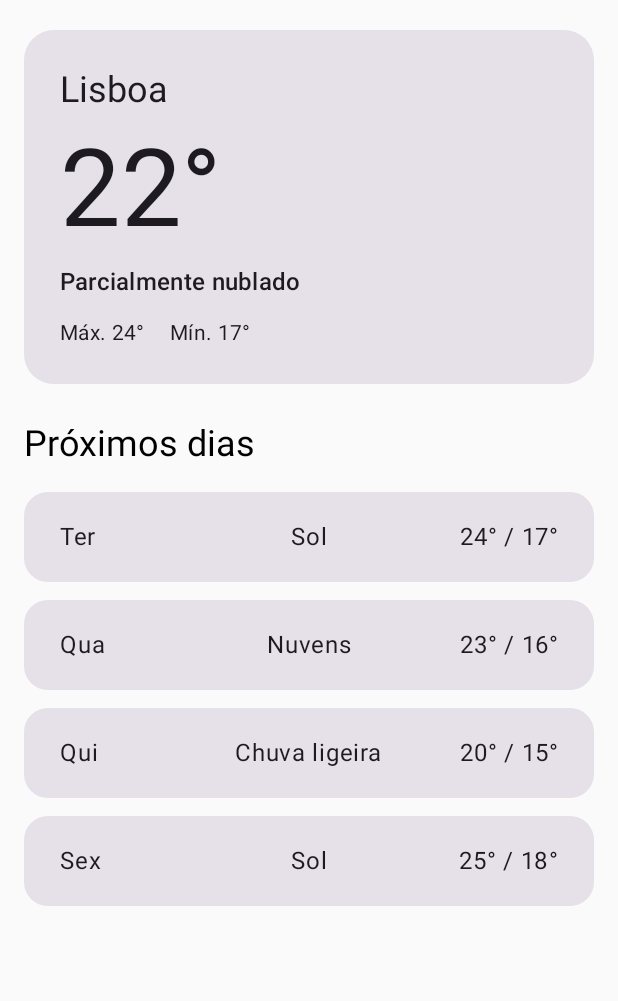
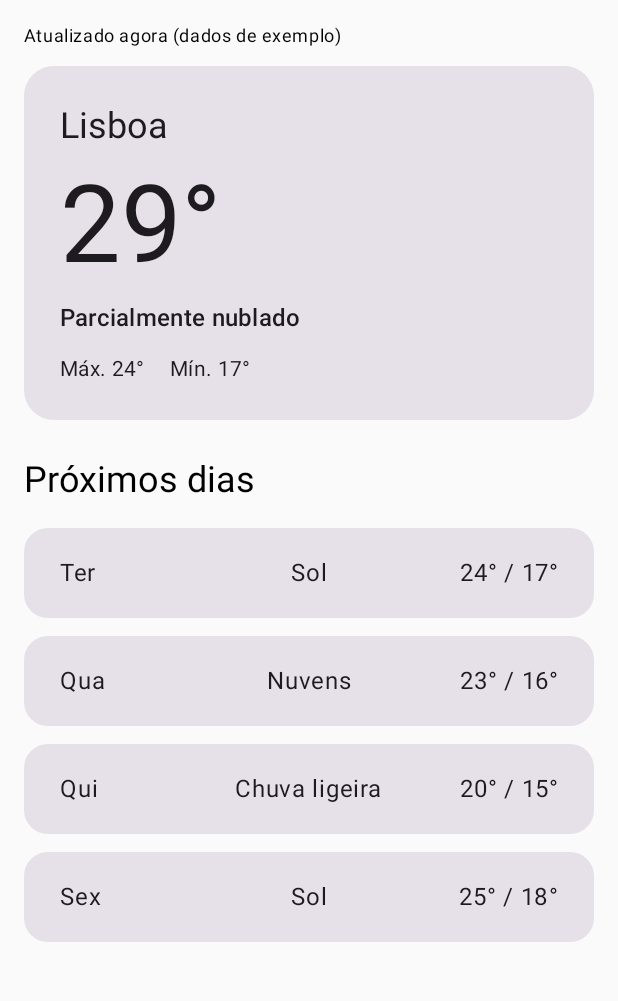
Before and after one commit to RicardoGod/weather-forecast, an Android app built with Jetpack Compose: the screen it shows after launch (MainActivity), on a phone screen of 412 x 824 dp, the part 96-1097 px from its top. Run offline under Robolectric (Android 15) with nearby library versions, the phone set to English and light mode, and no system bars.

Commit message:
Ajusta projeto Weather Mate para a Missão 01
Co-Authored-By: Claude Haiku 5.5 <noreply@anthropic.com>

Claude-Session: https://claude.ai/code/session_01EMMJNc3u1ifw3wqPpgcLuF

```diff
--- a/candidate/starter/app/src/main/AndroidManifest.xml
+++ b/candidate/starter/app/src/main/AndroidManifest.xml
@@ -1,7 +1,7 @@
 <manifest xmlns:android="http://schemas.android.com/apk/res/android">
     <application
         android:allowBackup="false"
-        android:label="Weather Mate (Starter)"
+        android:label="Weather Mate"
         android:supportsRtl="true"
         android:theme="@android:style/Theme.Material.Light.NoActionBar">
         <activity
--- a/candidate/starter/app/src/main/java/com/androidquest/weathermate/MainActivity.kt
+++ b/candidate/starter/app/src/main/java/com/androidquest/weathermate/MainActivity.kt
@@ -3,7 +3,7 @@ package com.androidquest.weathermate
 import android.os.Bundle
 import androidx.activity.ComponentActivity
 import androidx.activity.compose.setContent
-import com.androidquest.weathermate.screen.WeatherScreen
+import com.androidquest.weathermate.data.viewModel.WeatherRoute
 import com.androidquest.weathermate.ui.theme.WeatherMateTheme
 
 class MainActivity : ComponentActivity() {
@@ -11,7 +11,7 @@ class MainActivity : ComponentActivity() {
         super.onCreate(savedInstanceState)
         setContent {
             WeatherMateTheme {
-                WeatherScreen()
+                WeatherRoute()
             }
         }
     }
--- a/candidate/starter/app/src/main/java/com/androidquest/weathermate/components/CurrentWeatherCard.kt
+++ b/candidate/starter/app/src/main/java/com/androidquest/weathermate/components/CurrentWeatherCard.kt
@@ -15,9 +15,9 @@ import androidx.compose.material3.Text
 import androidx.compose.runtime.Composable
 import androidx.compose.ui.Modifier
 import androidx.compose.ui.unit.dp
+import androidx.compose.ui.unit.sp
 import com.androidquest.weathermate.model.CurrentWeather
 import com.androidquest.weathermate.screen.CardColor
-
 
 @Composable
 fun CurrentWeatherCard(weather: CurrentWeather) {
@@ -33,12 +33,7 @@ fun CurrentWeatherCard(weather: CurrentWeather) {
             )
             Text(
                 text = "${weather.temperature}°",
-                style = MaterialTheme.typography.displayLarge.copy(
-                    fontSize = androidx.compose.ui.unit.TextUnit(
-                        72f,
-                        androidx.compose.ui.unit.TextUnitType.Sp
-                    )
-                ),
+                style = MaterialTheme.typography.displayLarge.copy(fontSize = 72.sp),
                 modifier = Modifier.padding(vertical = 8.dp)
             )
             Text(
--- a/candidate/starter/app/src/main/java/com/androidquest/weathermate/data/mock/MockWeatherData.kt
+++ b/candidate/starter/app/src/main/java/com/androidquest/weathermate/data/mock/MockWeatherData.kt
@@ -1,13 +1,19 @@
 package com.androidquest.weathermate.data.mock
 
+import com.androidquest.weathermate.data.viewModel.WeatherRepository
+import com.androidquest.weathermate.model.CurrentWeather
 import com.androidquest.weathermate.model.DailyForecast
 import com.androidquest.weathermate.model.WeatherUiModel
 
-object MockWeatherData {
+/**
+ * Dados locais fictícios para a Missão 01 (sem API).
+ * Os composables não conhecem estes dados: recebem-nos pelo ViewModel.
+ */
+object MockWeatherData : WeatherRepository {
 
     val lisbon = WeatherUiModel(
         city = "Lisboa",
-        temperature = 22,
+        temperature = 29,
         condition = "Parcialmente nublado",
         high = 24,
         low = 17,
@@ -33,8 +39,25 @@ object MockWeatherData {
         )
     )
 
-    val cities = listOf(
-        lisbon,
-        porto
+    val cities = listOf(lisbon, porto)
+
+    val lisbonCurrent: CurrentWeather = lisbon.toCurrentWeather()
+
+    override suspend fun getCurrentWeather(city: String): CurrentWeather =
+        findCity(city).toCurrentWeather()
+
+    override suspend fun getForecast(city: String): List<DailyForecast> =
+        findCity(city).forecast
+
+    private fun findCity(city: String): WeatherUiModel =
+        cities.firstOrNull { it.city.equals(city, ignoreCase = true) }
+            ?: throw IllegalArgumentException("Cidade não encontrada: $city")
+
+    private fun WeatherUiModel.toCurrentWeather() = CurrentWeather(
+        city = city,
+        temperature = temperature,
+        description = condition,
+        max = high,
+        min = low
     )
 }
--- a/candidate/starter/app/src/main/java/com/androidquest/weathermate/data/viewModel/WeatherRoute.kt
+++ b/candidate/starter/app/src/main/java/com/androidquest/weathermate/data/viewModel/WeatherRoute.kt
@@ -1,9 +1,10 @@
-package com.example.weathermate
+package com.androidquest.weathermate.data.viewModel
 
 import androidx.compose.foundation.layout.Arrangement
 import androidx.compose.foundation.layout.Box
 import androidx.compose.foundation.layout.Column
 import androidx.compose.foundation.layout.fillMaxSize
+import androidx.compose.foundation.layout.padding
 import androidx.compose.material3.Button
 import androidx.compose.material3.CircularProgressIndicator
 import androidx.compose.material3.MaterialTheme
@@ -14,14 +15,11 @@ import androidx.compose.runtime.getValue
 import androidx.compose.ui.Alignment
 import androidx.compose.ui.Modifier
 import androidx.compose.ui.unit.dp
-import androidx.compose.foundation.layout.padding
 import androidx.lifecycle.viewmodel.compose.viewModel
 import com.androidquest.weathermate.screen.WeatherScreen
-import com.androidquest.weathermate.ui.WeatherScreen
 
 /**
  * Liga o ViewModel ao ecrã e trata dos 3 estados: carregando, erro e sucesso.
- * É isto que deves chamar no setContent da MainActivity.
  */
 @Composable
 fun WeatherRoute(viewModel: WeatherViewModel = viewModel()) {
--- a/candidate/starter/app/src/main/java/com/androidquest/weathermate/data/viewModel/WeatherViewModel.kt
+++ b/candidate/starter/app/src/main/java/com/androidquest/weathermate/data/viewModel/WeatherViewModel.kt
@@ -1,7 +1,8 @@
-package com.example.weathermate
+package com.androidquest.weathermate.data.viewModel
 
 import androidx.lifecycle.ViewModel
 import androidx.lifecycle.viewModelScope
+import com.androidquest.weathermate.data.mock.MockWeatherData
 import com.androidquest.weathermate.model.CurrentWeather
 import com.androidquest.weathermate.model.DailyForecast
 import kotlinx.coroutines.async
@@ -20,7 +21,7 @@ sealed interface WeatherUiState {
 }
 
 class WeatherViewModel(
-    private val repository: WeatherRepository = MockWeatherRepository()
+    private val repository: WeatherRepository = MockWeatherData
 ) : ViewModel() {
 
     private val _uiState = MutableStateFlow<WeatherUiState>(WeatherUiState.Loading)
--- a/candidate/starter/app/src/main/java/com/androidquest/weathermate/screen/WeatherScreen.kt
+++ b/candidate/starter/app/src/main/java/com/androidquest/weathermate/screen/WeatherScreen.kt
@@ -1,7 +1,7 @@
 package com.androidquest.weathermate.screen
 
-
 import androidx.compose.foundation.layout.Arrangement
+import androidx.compose.foundation.layout.PaddingValues
 import androidx.compose.foundation.layout.fillMaxSize
 import androidx.compose.foundation.layout.padding
 import androidx.compose.foundation.lazy.LazyColumn
@@ -16,25 +16,16 @@ import androidx.compose.ui.tooling.preview.Preview
 import androidx.compose.ui.unit.dp
 import com.androidquest.weathermate.components.CurrentWeatherCard
 import com.androidquest.weathermate.components.ForecastRow
+import com.androidquest.weathermate.data.mock.MockWeatherData
 import com.androidquest.weathermate.model.CurrentWeather
 import com.androidquest.weathermate.model.DailyForecast
 
+val CardColor = Color(0xFFE6E0E9)
 
 @Composable
 fun WeatherScreen(
-    current: CurrentWeather = CurrentWeather(
-        city = "Lisboa",
-        temperature = 22,
-        description = "Parcialmente nublado",
-        max = 24,
-        min = 17
-    ),
-    forecast: List<DailyForecast> = listOf(
-        DailyForecast("Ter", "Sol", 24, 17),
-        DailyForecast("Qua", "Nuvens", 23, 16),
-        DailyForecast("Qui", "Chuva ligeira", 20, 15),
-        DailyForecast("Sex", "Sol", 25, 18)
-    )
+    current: CurrentWeather,
+    forecast: List<DailyForecast>
 ) {
     Surface(
         modifier = Modifier.fillMaxSize(),
@@ -42,17 +33,21 @@ fun WeatherScreen(
     ) {
         LazyColumn(
             modifier = Modifier.fillMaxSize(),
-            contentPadding = androidx.compose.foundation.layout.PaddingValues(
-                horizontal = 16.dp,
-                vertical = 24.dp
-            ),
+            contentPadding = PaddingValues(horizontal = 16.dp, vertical = 24.dp),
             verticalArrangement = Arrangement.spacedBy(12.dp)
         ) {
             item {
                 Text(
                     text = "Weather Mate",
                     style = MaterialTheme.typography.headlineLarge,
-                    modifier = Modifier.padding(start = 0.dp, bottom = 8.dp)
+                    modifier = Modifier.padding(bottom = 4.dp)
+                )
+            }
+
+            item {
+                Text(
+                    text = "Atualizado agora (dados de exemplo)",
+                    style = MaterialTheme.typography.bodySmall
                 )
             }
 
@@ -73,12 +68,11 @@ fun WeatherScreen(
     }
 }
 
- val CardColor = Color(0xFFE6E0E9)
-
 @Preview(showBackground = true, widthDp = 360, heightDp = 780)
 @Composable
 fun WeatherScreenPreview() {
-    MaterialTheme {
-        WeatherScreen()
-    }
+    WeatherScreen(
+        current = MockWeatherData.lisbonCurrent,
+        forecast = MockWeatherData.lisbon.forecast
+    )
 }
```
Also changed, not shown: candidate/starter/app/src/main/java/com/androidquest/weathermate/data/viewModel/WeatherRepository.kt (+1 -38 lines), 4 other files.
